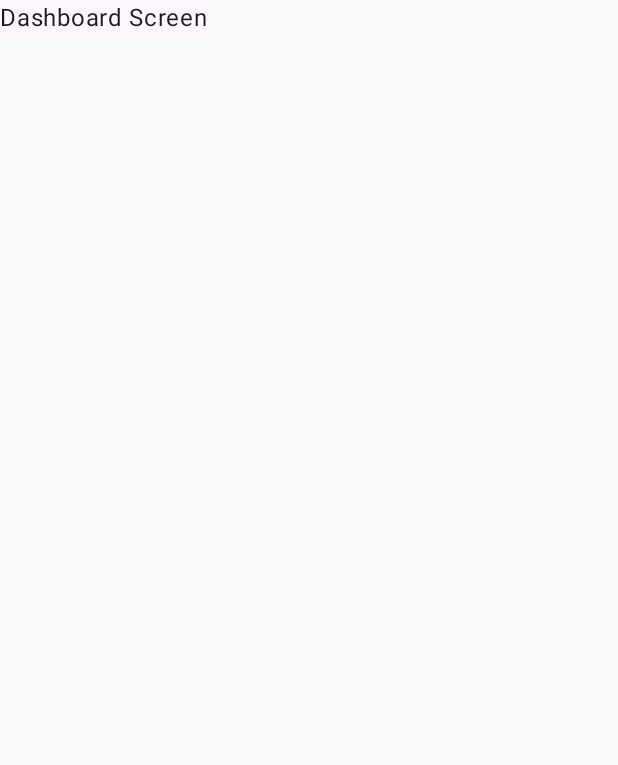
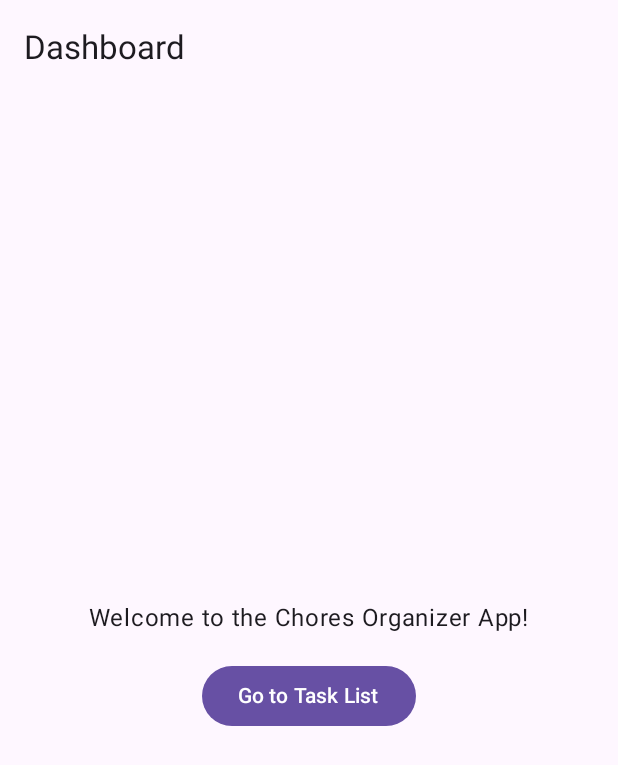
Before and after one commit to joshuarg007/CleanItUp_ChoresOrganizer2, an Android app built with Jetpack Compose: the screen it shows after launch (MainActivity), on a phone screen of 412 x 824 dp. Before the commit the part shown is almost empty. Shown: the top 765 px of the screen. Run offline under Robolectric (Android 15) with nearby library versions, the phone set to English and light mode, and no system bars.

```diff
--- a/app/src/main/java/com/example/cleanitup_choresorganizer/DashboardScreen.kt
+++ b/app/src/main/java/com/example/cleanitup_choresorganizer/DashboardScreen.kt
@@ -1,10 +1,36 @@
-package com.example.cleanitup_choresorganizer.ui
+package com.example.cleanitup_choresorganizer
 
-import androidx.compose.material3.Text
+import androidx.compose.foundation.layout.*
+import androidx.compose.material3.*
 import androidx.compose.runtime.Composable
-import androidx.navigation.NavController
+import androidx.compose.ui.Alignment
+import androidx.compose.ui.Modifier
+import androidx.compose.ui.unit.dp
+import androidx.navigation.NavHostController
 
+@OptIn(ExperimentalMaterial3Api::class)
 @Composable
-fun DashboardScreen(navController: NavController) {
-    Text("Dashboard Screen")
+fun DashboardScreen(navController: NavHostController) {
+    Scaffold(
+        topBar = {
+            TopAppBar(title = { Text("Dashboard") })
+        }
+    ) { padding ->
+        Column(
+            modifier = Modifier
+                .padding(padding)
+                .fillMaxSize()
+                .padding(16.dp),
+            verticalArrangement = Arrangement.Center,
+            horizontalAlignment = Alignment.CenterHorizontally
+        ) {
+            Text("Welcome to the Chores Organizer App!")
+            Spacer(modifier = Modifier.height(16.dp))
+            Button(onClick = {
+                navController.navigate(Screen.TaskList.name)
+            }) {
+                Text("Go to Task List")
+            }
+        }
+    }
 }
--- a/app/src/main/java/com/example/cleanitup_choresorganizer/MainActivity.kt
+++ b/app/src/main/java/com/example/cleanitup_choresorganizer/MainActivity.kt
@@ -3,21 +3,22 @@ package com.example.cleanitup_choresorganizer
 import android.os.Bundle
 import androidx.activity.ComponentActivity
 import androidx.activity.compose.setContent
-import androidx.compose.material3.MaterialTheme
-import androidx.compose.material3.Surface
+import androidx.activity.viewModels
 import androidx.navigation.compose.rememberNavController
-import com.example.cleanitup_choresorganizer.ui.NavGraph
+import com.example.cleanitup_choresorganizer.viewmodel.ChoreViewModel
 import com.example.cleanitup_choresorganizer.ui.theme.CleanItUpChoresOrganizerTheme
 
 class MainActivity : ComponentActivity() {
     override fun onCreate(savedInstanceState: Bundle?) {
         super.onCreate(savedInstanceState)
+
+        // Create the view model
+        val viewModel: ChoreViewModel by viewModels()
+
         setContent {
             CleanItUpChoresOrganizerTheme {
-                Surface(color = MaterialTheme.colorScheme.background) {
-                    val navController = rememberNavController()
-                    NavGraph(navController = navController)
-                }
+                val navController = rememberNavController()
+                NavGraph(navController = navController, viewModel = viewModel)
             }
         }
     }
--- /dev/null
+++ b/app/src/main/java/com/example/cleanitup_choresorganizer/NavGraph.kt
@@ -0,0 +1,25 @@
+package com.example.cleanitup_choresorganizer
+
+import androidx.compose.runtime.Composable
+import androidx.navigation.NavHostController
+import androidx.navigation.compose.NavHost
+import androidx.navigation.compose.composable
+import com.example.cleanitup_choresorganizer.viewmodel.ChoreViewModel
+
+@Composable
+fun NavGraph(
+    navController: NavHostController,
+    viewModel: ChoreViewModel
+) {
+    NavHost(
+        navController = navController,
+        startDestination = Screen.Dashboard.name
+    ) {
+        composable(Screen.Dashboard.name) {
+            DashboardScreen(navController = navController)
+        }
+        composable(Screen.TaskList.name) {
+            TaskListScreen(navController = navController, viewModel = viewModel)
+        }
+    }
+}
--- a/app/src/main/java/com/example/cleanitup_choresorganizer/Screen.kt
+++ b/app/src/main/java/com/example/cleanitup_choresorganizer/Screen.kt
@@ -1,6 +1,6 @@
-package com.example.cleanitup_choresorganizer.ui
+package com.example.cleanitup_choresorganizer
 
-sealed class Screen(val route: String) {
+sealed class Screen(val name: String) {
     object Dashboard : Screen("dashboard")
     object TaskList : Screen("task_list")
 }
--- /dev/null
+++ b/app/src/main/java/com/example/cleanitup_choresorganizer/model/Chore.kt
@@ -0,0 +1,9 @@
+package com.example.cleanitup_choresorganizer.model
+
+import java.util.UUID
+
+data class Chore(
+    val id: String = UUID.randomUUID().toString(),
+    val name: String,
+    val isDone: Boolean = false
+)
--- a/app/src/main/java/com/example/cleanitup_choresorganizer/ui/NavGraph.kt
+++ /dev/null
@@ -1,21 +0,0 @@
-package com.example.cleanitup_choresorganizer.ui
-
-import androidx.compose.runtime.Composable
-import androidx.navigation.NavHostController
-import androidx.navigation.compose.NavHost
-import androidx.navigation.compose.composable
-
-@Composable
-fun NavGraph(navController: NavHostController) {
-    NavHost(
-        navController = navController,
-        startDestination = "dashboard"
-    ) {
-        composable("dashboard") {
-            DashboardScreen(navController)
-        }
-        composable("task_list") {
-            TaskListScreen(navController)
-        }
-    }
-}
--- /dev/null
+++ b/app/src/main/java/com/example/cleanitup_choresorganizer/viewmodel/ChoreViewModel.kt
@@ -0,0 +1,37 @@
+package com.example.cleanitup_choresorganizer.viewmodel
+
+import androidx.lifecycle.ViewModel
+import androidx.compose.runtime.mutableStateListOf
+import androidx.compose.runtime.snapshots.SnapshotStateList
+import com.example.cleanitup_choresorganizer.model.Chore
+
+class ChoreViewModel : ViewModel() {
+
+    // Backing list of chores
+    private val _chores = mutableStateListOf<Chore>()
+
+    // Publicly exposed read-only list
+    val chores: SnapshotStateList<Chore> get() = _chores
+
+    init {
+        // Sample/mock data
+        _chores.addAll(
+            listOf(
+                Chore(name = "Take out trash"),
+                Chore(name = "Wash dishes"),
+                Chore(name = "Do laundry")
+            )
+        )
+    }
+
+    fun addChore(name: String) {
+        val newChore = Chore(name = name)
+        _chores.add(newChore)
+    }
+
+    fun removeChore(chore: Chore) {
+        _chores.remove(chore)
+    }
+
+
+}
```
Also changed, not shown: app/src/main/java/com/example/cleanitup_choresorganizer/TaskListScreen.kt (+36 -19 lines), app/src/main/java/com/example/cleanitup_choresorganizer/model/Task.kt (+9 -0 lines).
